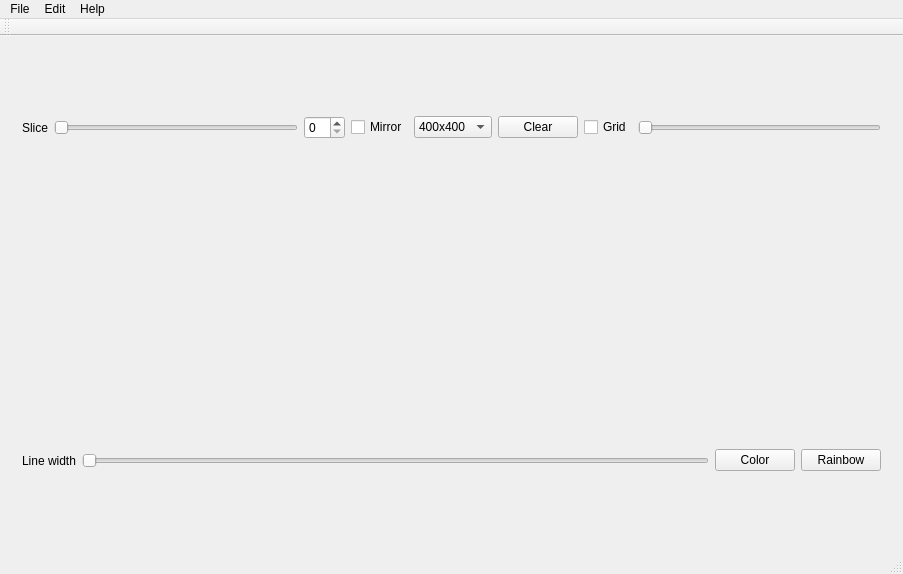
Above: Mandalaman/mandalaman.ui from aCuissot/GraphicInterfaceMandalaProject before the change. Below: the same form after it.
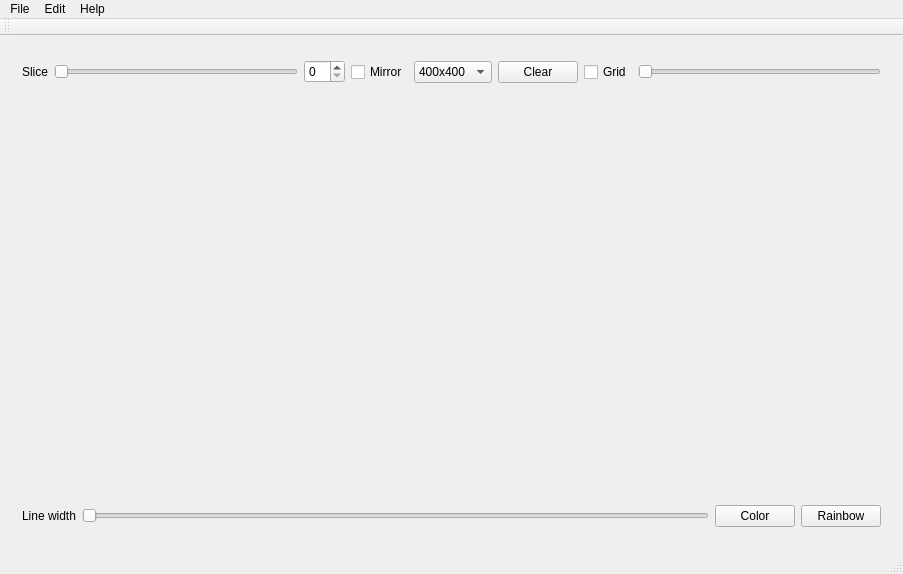
That is the form after the change.

Commit message: save + calls to mandala functions buttons

The edit to the form file:
```diff
--- a/Mandalaman/mandalaman.ui
+++ b/Mandalaman/mandalaman.ui
@@ -17,6 +17,12 @@
    <layout class="QVBoxLayout" name="verticalLayout">
     <item>
      <widget class="QWidget" name="upperToolBar" native="true">
+      <property name="maximumSize">
+       <size>
+        <width>16777215</width>
+        <height>50</height>
+       </size>
+      </property>
       <layout class="QHBoxLayout" name="horizontalLayout">
        <item>
         <widget class="QLabel" name="sliceLabel">
@@ -87,6 +93,15 @@
     </item>
     <item>
      <widget class="QWidget" name="widget" native="true">
+      <property name="enabled">
+       <bool>true</bool>
+      </property>
+      <property name="maximumSize">
+       <size>
+        <width>16777215</width>
+        <height>50</height>
+       </size>
+      </property>
       <layout class="QHBoxLayout" name="horizontalLayout_2">
        <item>
         <widget class="QLabel" name="label">
```
The commit also changes 7 other files.
